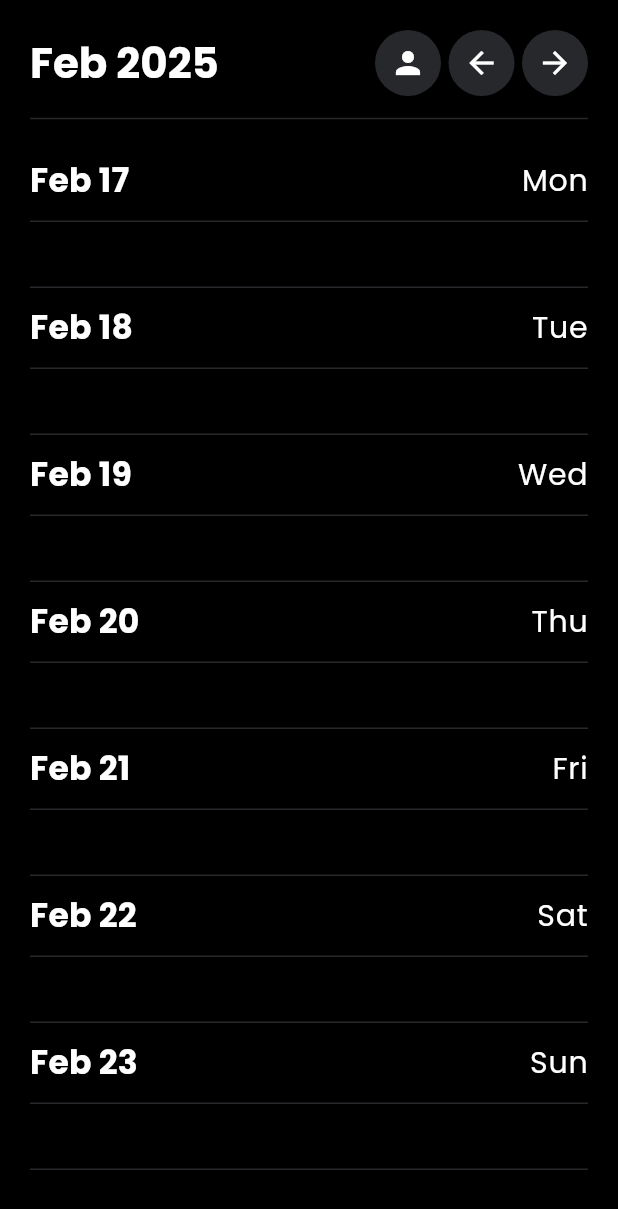
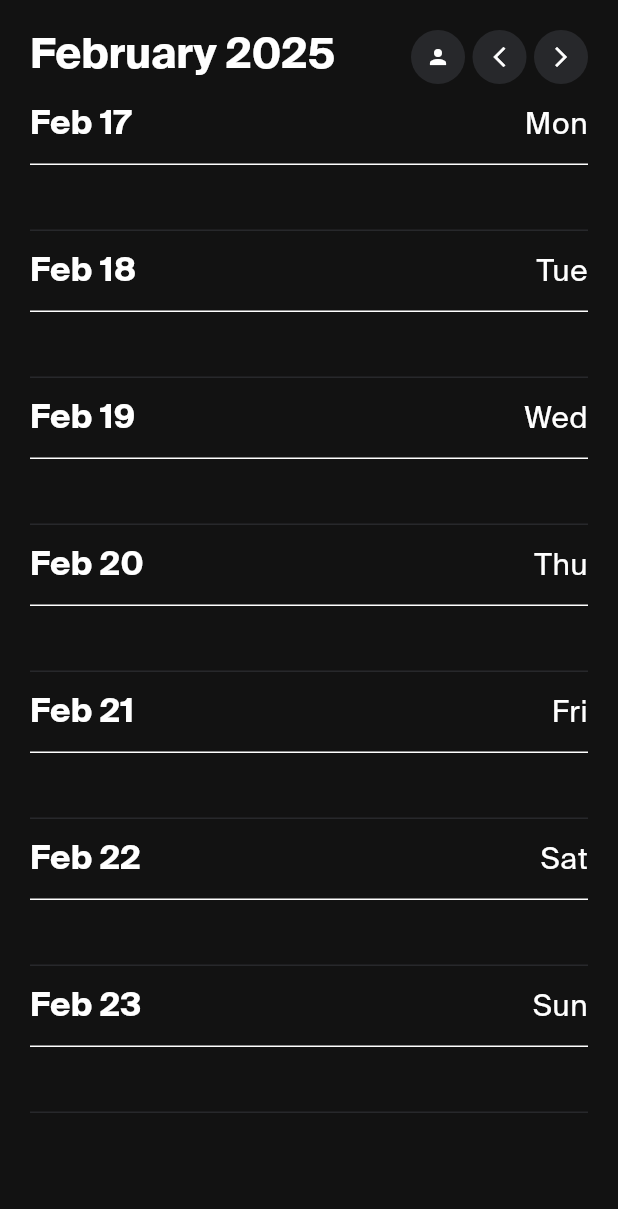
Before and after one commit to d1rshan/tweek-clone, a Flutter app: the screen it shows after launch, on a phone screen of 412 x 824 dp. Shown: the top 1209 px of the screen. Run offline on Flutter 3.47's test engine with Material 3 defaults, Android fonts, the phone set to English and light mode, and no system bars; our stand-ins replace gap.

Commit message:
new font family, to-do list implemented

```diff
--- a/lib/home_page.dart
+++ b/lib/home_page.dart
@@ -9,22 +9,42 @@ class HomePage extends StatefulWidget {
 }
 
 class _HomePageState extends State<HomePage> {
-  final items = [
+  final List<dynamic> items = [
     MyDateDayWidget(date: 'Feb 17', day: 'Mon'),
-    MyTaskWidget(task: ''),
+    MyTaskWidget(task: '', onTaskEntered: (_) {}), // Empty task for this day
     MyDateDayWidget(date: 'Feb 18', day: 'Tue'),
-    MyTaskWidget(task: ''),
+    MyTaskWidget(task: '', onTaskEntered: (_) {}), // Empty task for this day
     MyDateDayWidget(date: 'Feb 19', day: 'Wed'),
-    MyTaskWidget(task: ''),
+    MyTaskWidget(task: '', onTaskEntered: (_) {}), // Empty task for this day
     MyDateDayWidget(date: 'Feb 20', day: 'Thu'),
-    MyTaskWidget(task: ''),
+    MyTaskWidget(task: '', onTaskEntered: (_) {}), // Empty task for this day
     MyDateDayWidget(date: 'Feb 21', day: 'Fri'),
-    MyTaskWidget(task: ''),
+    MyTaskWidget(task: '', onTaskEntered: (_) {}), // Empty task for this day
     MyDateDayWidget(date: 'Feb 22', day: 'Sat'),
-    MyTaskWidget(task: ''),
+    MyTaskWidget(task: '', onTaskEntered: (_) {}), // Empty task for this day
     MyDateDayWidget(date: 'Feb 23', day: 'Sun'),
-    MyTaskWidget(task: ''),
+    MyTaskWidget(task: '', onTaskEntered: (_) {}), // Empty task for this day
   ];
+
+  void _addTask(String newTask, int index) {
+    setState(() {
+      items[index] = MyTaskWidget(
+        task: newTask,
+        onTaskEntered: (t) {}, // No callback needed for filled tasks
+      );
+
+      int insertIndex = index + 1;
+
+      while (insertIndex < items.length && items[insertIndex] is MyTaskWidget) {
+        insertIndex++; // Move past existing tasks
+      }
+
+      items.insert(
+          insertIndex,
+          MyTaskWidget(
+              task: '', onTaskEntered: (t) => _addTask(t, insertIndex)));
+    });
+  }
 
   @override
   Widget build(BuildContext context) {
@@ -34,27 +54,35 @@ class _HomePageState extends State<HomePage> {
           padding: const EdgeInsets.all(20.0),
           child: Column(
             children: [
-              // APP BAR
               MyAppBar(),
-              Divider(
-                height: 30,
-                color: Theme.of(context).colorScheme.primary,
-              ),
-
               Expanded(
                 child: ReorderableListView.builder(
                   itemCount: items.length,
-                buildDefaultDragHandles:
-                    false, // Removes the trailing reorder icon
+                  buildDefaultDragHandles: false,
                   itemBuilder: (context, index) {
                     final item = items[index];
 
                     if (item is MyTaskWidget) {
+                      if (item.task.isNotEmpty) {
                         return ReorderableDragStartListener(
-                      key: ValueKey(index), // Unique key
+                          key: ValueKey(index),
                           index: index,
-                      child: item,
+                          child: MyTaskWidget(
+                            task: item.task,
+                            onTaskEntered: (newTask) =>
+                                _addTask(newTask, index),
+                          ),
                         );
+                      } else {
+                        return Container(
+                          key: ValueKey(index),
+                          child: MyTaskWidget(
+                            task: item.task,
+                            onTaskEntered: (newTask) =>
+                                _addTask(newTask, index),
+                          ),
+                        );
+                      }
                     }
 
                     return Container(
@@ -63,12 +91,12 @@ class _HomePageState extends State<HomePage> {
                     );
                   },
                   onReorder: (int oldIndex, int newIndex) {
-                  if (newIndex > oldIndex) newIndex--; // Adjust for index shift
+                    if (newIndex > oldIndex) newIndex--;
                     final item = items.removeAt(oldIndex);
                     items.insert(newIndex, item);
                   },
-              )),
-              // MAIN PART OF APP
+                ),
+              ),
             ],
           ),
         ),
@@ -89,16 +117,16 @@ class MyAppBar extends StatelessWidget {
       crossAxisAlignment: CrossAxisAlignment.center,
       children: [
         Text(
-          'Feb 2025',
+          'February 2025',
           style: Theme.of(context).textTheme.titleLarge,
         ),
         Row(
           children: [
             MyNavigationButton(iconData: Icons.person),
             Gap(5),
-            MyNavigationButton(iconData: Icons.arrow_back),
+            MyNavigationButton(iconData: Icons.arrow_back_ios_new),
             Gap(5),
-            MyNavigationButton(iconData: Icons.arrow_forward),
+            MyNavigationButton(iconData: Icons.arrow_forward_ios),
           ],
         ),
       ],
@@ -106,14 +134,22 @@ class MyAppBar extends StatelessWidget {
   }
 }
 
-class MyTaskWidget extends StatelessWidget {
+class MyTaskWidget extends StatefulWidget {
   final String task;
+  final Function(String) onTaskEntered;
 
   const MyTaskWidget({
     super.key,
     required this.task,
+    required this.onTaskEntered,
   });
 
+  @override
+  State<MyTaskWidget> createState() => _MyTaskWidgetState();
+}
+
+class _MyTaskWidgetState extends State<MyTaskWidget> {
+  bool isDone = false;
   @override
   Widget build(BuildContext context) {
     return Container(
@@ -122,10 +158,52 @@ class MyTaskWidget extends StatelessWidget {
       decoration: BoxDecoration(
         border: BorderDirectional(
           bottom: BorderSide(
-              color: Theme.of(context).colorScheme.primary, width: 1),
+              color: Theme.of(context).colorScheme.secondary, width: 1),
         ),
       ),
-      child: Text(task),
+      child: widget.task.isEmpty
+          ? TextField(
+              style: Theme.of(context).textTheme.bodyMedium,
+              cursorWidth: 1,
+              cursorHeight: 20,
+              cursorColor: Theme.of(context).colorScheme.inversePrimary,
+              decoration: null,
+              onSubmitted: (newTask) {
+                if (newTask.trim().isNotEmpty) {
+                  widget.onTaskEntered(newTask.trim());
+                }
+              },
+            )
+          : Row(
+              mainAxisAlignment: MainAxisAlignment.spaceBetween,
+              children: [
+                Text(
+                  widget.task,
+                  style: isDone
+                      ? TextStyle(
+                          color: Colors.grey,
+                          decoration: TextDecoration.lineThrough,
+                          decorationThickness: 2,
+                          decorationColor: Colors.grey,
+                        )
+                      : null,
+                ),
+                GestureDetector(
+                  onTap: () {
+                    setState(() {
+                      isDone = !isDone;
+                    });
+                  },
+                  child: Icon(
+                    isDone
+                        ? Icons.check_circle
+                        : Icons.check_circle_outline_rounded,
+                    size: 18,
+                    color: isDone ? Colors.grey : Colors.white,
+                  ),
+                ),
+              ],
+            ),
     );
   }
 }
@@ -147,7 +225,7 @@ class MyDateDayWidget extends StatelessWidget {
       decoration: BoxDecoration(
         border: BorderDirectional(
           bottom: BorderSide(
-              color: Theme.of(context).colorScheme.primary, width: 1),
+              color: Theme.of(context).colorScheme.inversePrimary, width: 1),
         ),
       ),
       child: Row(
@@ -182,9 +260,12 @@ class MyNavigationButton extends StatelessWidget {
       padding: EdgeInsets.all(10),
       decoration: ShapeDecoration(
         shape: CircleBorder(),
-        color: Theme.of(context).colorScheme.primary,
+        color: Theme.of(context).colorScheme.secondary,
       ),
-      child: Icon(iconData),
+      child: Icon(
+        iconData,
+        size: 16,
+      ),
     );
   }
 }
--- a/lib/theme.dart
+++ b/lib/theme.dart
@@ -1,11 +1,11 @@
 import 'package:flutter/material.dart';
 
 final darkTheme = ThemeData(
-    fontFamily: 'Poppins',
+    fontFamily: 'SuisseIntl',
     colorScheme: ColorScheme.dark(
-      surface: Colors.black,
-      primary: Color.fromRGBO(39, 40, 43, 1.0),
-      tertiary: Color.fromRGBO(14, 14, 14, 1.0),
+      primary: Colors.black,
+      inversePrimary: Colors.white,
+      secondary: Color.fromRGBO(39, 40, 43, 1.0),
     ),
     textTheme: TextTheme(
       titleLarge: TextStyle(fontSize: 28, fontWeight: FontWeight.bold),
```
Also changed, not shown: pubspec.yaml (+4 -4 lines), fonts/Poppins-Bold.ttf (deleted), fonts/Poppins-Regular.ttf (deleted), fonts/Poppins-SemiBold.ttf (deleted), fonts/SuisseIntl-Bold.otf (added), fonts/SuisseIntl-Regular.otf (added), fonts/SuisseIntl-SemiBold.otf (added). Lines whose indentation alone changed are shown as unchanged.
